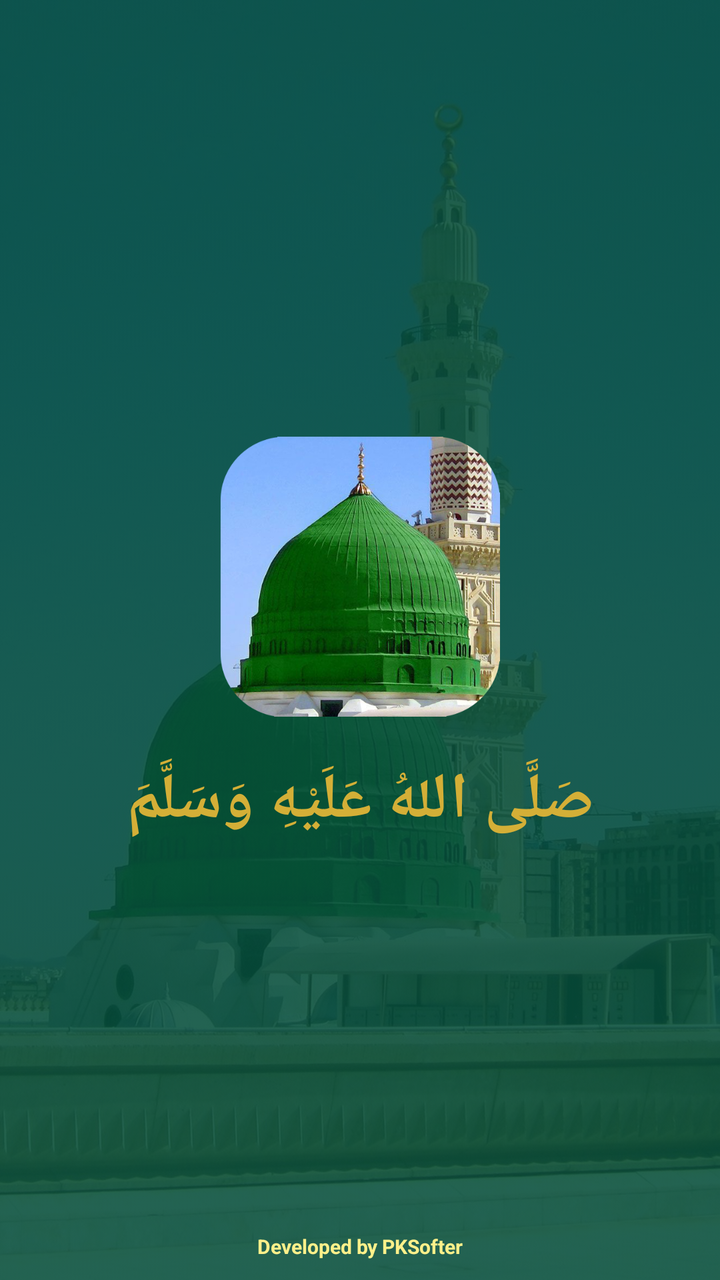
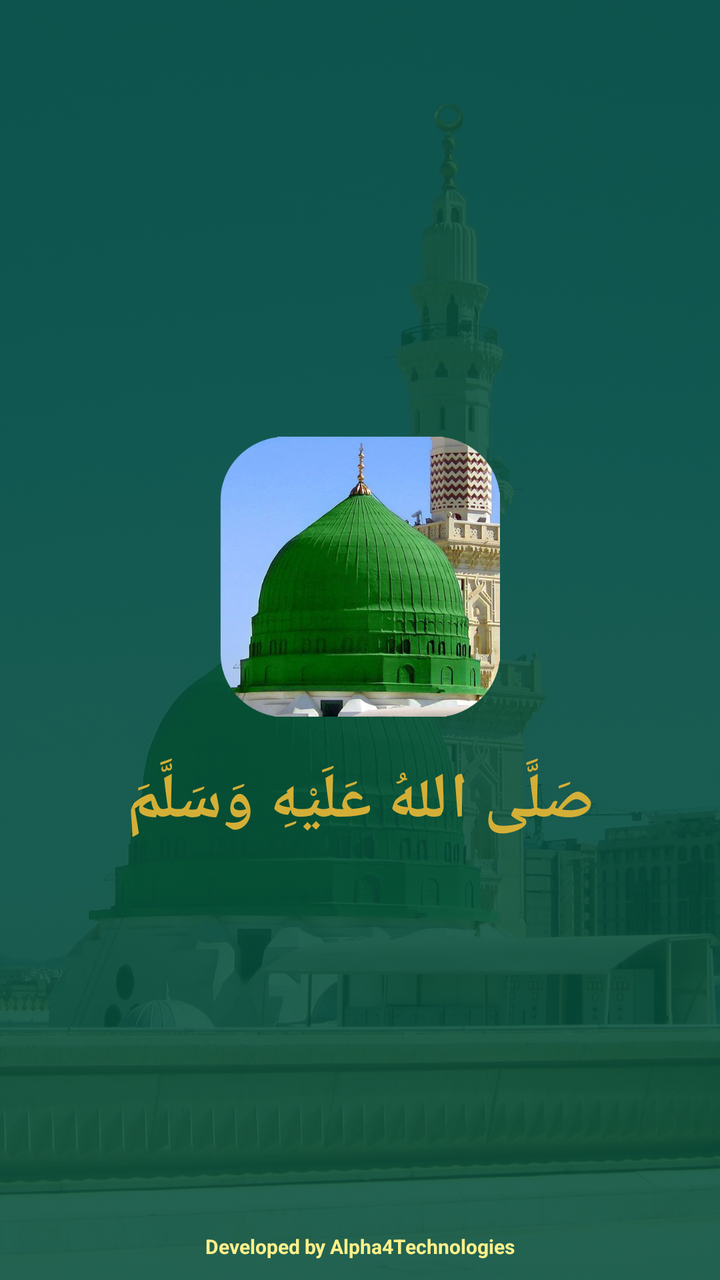

Before-and-after screenshots of an Android layout around one commit, followed by the original layout XML and the change that was made.
<!-- AndroidManifest.xml: application theme Theme.DuroodCounter -->
<!-- res/layout/activity_splash.xml -->
<?xml version="1.0" encoding="utf-8"?>
<androidx.constraintlayout.widget.ConstraintLayout xmlns:android="http://schemas.android.com/apk/res/android"
    xmlns:app="http://schemas.android.com/apk/res-auto"
    android:layout_width="match_parent"
    android:layout_height="match_parent"
    android:background="@color/islamic_green_primary">

    
    <ImageView
        android:id="@+id/ivSplashBgPattern"
        android:layout_width="0dp"
        android:layout_height="0dp"
        android:alpha="0.12"
        android:contentDescription="@null"
        android:scaleType="centerCrop"
        android:src="@drawable/bg_splash"
        app:layout_constraintBottom_toBottomOf="parent"
        app:layout_constraintEnd_toEndOf="parent"
        app:layout_constraintStart_toStartOf="parent"
        app:layout_constraintTop_toTopOf="parent" />

    
    <LinearLayout
        android:layout_width="wrap_content"
        android:layout_height="wrap_content"
        android:gravity="center"
        android:orientation="vertical"
        app:layout_constraintBottom_toBottomOf="parent"
        app:layout_constraintEnd_toEndOf="parent"
        app:layout_constraintStart_toStartOf="parent"
        app:layout_constraintTop_toTopOf="parent">

        <ImageView
            android:id="@+id/ivSplashLogo"
            android:layout_width="140dp"
            android:layout_height="140dp"
            android:contentDescription="@string/app_name"
            android:src="@drawable/logo_durood" />

        <TextView
            android:id="@+id/tvSplashTitle"
            android:layout_width="wrap_content"
            android:layout_height="wrap_content"
            android:layout_marginTop="20dp"
            android:text="صَلَّى اللهُ عَلَيْهِ وَسَلَّمَ"
            android:textColor="@color/islamic_gold"
            android:textSize="32sp"
            android:textStyle="bold" />

        <TextView
            android:layout_width="wrap_content"
            android:layout_height="wrap_content"
            android:layout_marginTop="6dp"
            android:visibility="gone"
            android:text="Durood &amp; Tasbih Counter"
            android:textColor="@color/islamic_mint_light"
            android:textSize="14sp" />
    </LinearLayout>

    
    <TextView
        android:id="@+id/tvDeveloperFooter"
        android:layout_width="wrap_content"
        android:layout_height="wrap_content"
        android:layout_marginBottom="10dp"
        android:text="Developed by PKSofter"
        android:textColor="@color/islamic_gold_light"
        android:textSize="10sp"
        android:textStyle="bold"
        app:layout_constraintBottom_toBottomOf="parent"
        app:layout_constraintEnd_toEndOf="parent"
        app:layout_constraintStart_toStartOf="parent" />

</androidx.constraintlayout.widget.ConstraintLayout>
<!-- resources referenced by this layout -->
<resources>
  <color name="islamic_gold">#D4AF37</color>
  <color name="islamic_gold_light">#FEF08A</color>
  <color name="islamic_green_primary">#064E3B</color>
  <color name="islamic_mint_light">#F0FDF4</color>
  <!-- drawable bg_splash: jpg bitmap (drawable, 171149 bytes) -->
  <!-- drawable logo_durood: png bitmap (drawable, 383452 bytes) -->
  <string name="app_name">Durood Counter</string>
  <style name="Theme.DuroodCounter" parent="Base.Theme.DuroodCounter" />
  <style name="Base.Theme.DuroodCounter" parent="Theme.Material3.Light.NoActionBar">
          <item name="colorPrimary">@color/islamic_green_primary</item>
          <item name="colorOnPrimary">@color/white</item>
          <item name="colorPrimaryContainer">@color/islamic_mint_light</item>
          <item name="colorOnPrimaryContainer">@color/islamic_green_dark</item>
          <item name="colorSecondary">@color/islamic_gold</item>
          <item name="colorOnSecondary">@color/black</item>
          <item name="android:windowBackground">@color/bg_light</item>
          <item name="android:statusBarColor">@color/islamic_green_dark</item>
          <item name="android:windowLightStatusBar">false</item>
      </style>
  <color name="white">#FFFFFFFF</color>
  <color name="islamic_green_dark">#022C22</color>
  <color name="black">#FF000000</color>
  <color name="bg_light">#F8FAFC</color>
</resources>

<!-- the commit's change to res/layout/activity_splash.xml (unified diff, before → after) -->
@@ -63,7 +63,7 @@
         android:layout_width="wrap_content"
         android:layout_height="wrap_content"
         android:layout_marginBottom="10dp"
-        android:text="Developed by PKSofter"
+        android:text="Developed by Alpha4Technologies"
         android:textColor="@color/islamic_gold_light"
         android:textSize="10sp"
         android:textStyle="bold"
